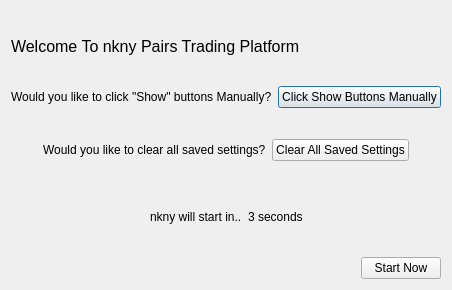
The window that welcomedialog.ui (ProDataLab/nkny) describes before a commit, drawn with Qt 5.
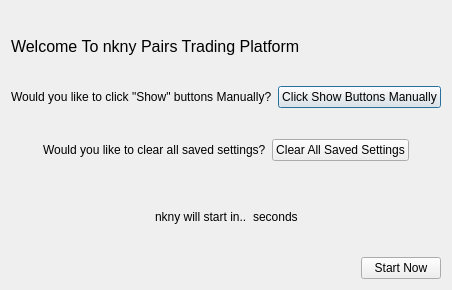
The same window after the commit.

Commit message: welcome dialog countdown global config

```diff
--- a/welcomedialog.ui
+++ b/welcomedialog.ui
@@ -208,7 +208,7 @@
      <item>
       <widget class="QLabel" name="countDownLabel">
        <property name="text">
-        <string>3 seconds</string>
+        <string>seconds</string>
        </property>
       </widget>
      </item>
```
The commit also changes 3 other files.
